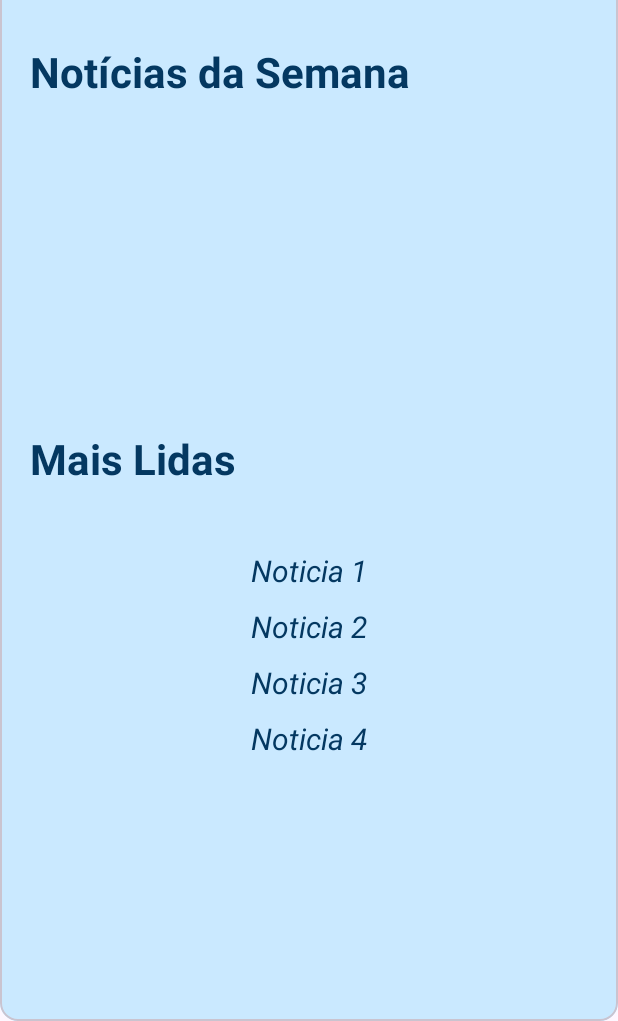
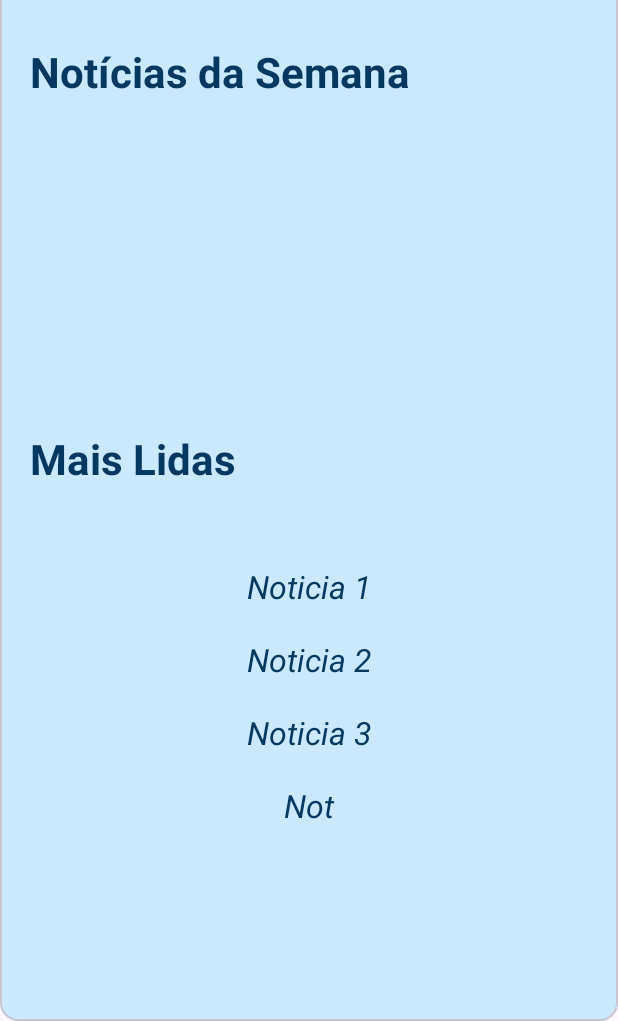
Before and after one commit to vihdobalacobaco/TccMobile, an Android app: the screen it shows after launch (TelaInicialLogada), on a phone screen of 412 x 824 dp, the part 215-1236 px from its top. Run offline under Robolectric (Android 15) with nearby library versions, the phone set to English and light mode, and no system bars; pictures from the network do not load.

Commit message:
att tela inicial logada

```diff
--- a/app/src/main/AndroidManifest.xml
+++ b/app/src/main/AndroidManifest.xml
@@ -14,6 +14,9 @@
         android:supportsRtl="true"
         android:theme="@style/Theme.TccMobile"
         tools:targetApi="31">
+        <activity
+            android:name=".TokenVerificacao"
+            android:exported="false" />
         <activity
             android:name=".ImageViewActivity"
             android:exported="false" />
--- /dev/null
+++ b/app/src/main/java/com/example/tccmobile/TokenVerificacao.java
@@ -0,0 +1,14 @@
+package com.example.tccmobile;
+
+import androidx.appcompat.app.AppCompatActivity;
+
+import android.os.Bundle;
+
+public class TokenVerificacao extends AppCompatActivity {
+
+    @Override
+    protected void onCreate(Bundle savedInstanceState) {
+        super.onCreate(savedInstanceState);
+        setContentView(R.layout.activity_token_verificacao);
+    }
+}
--- a/app/src/main/res/layout/activity_tela_inicial_logada.xml
+++ b/app/src/main/res/layout/activity_tela_inicial_logada.xml
@@ -78,20 +78,6 @@
             android:orientation="horizontal"
             android:contentDescription="@string/txtSubTitulo" />
 
-        <TextView
-            android:layout_width="wrap_content"
-            android:layout_height="wrap_content"
-            android:id="@+id/textViewLink1"
-            android:text="Noticia 1"
-            android:textColor="@color/azulescurov2"
-            app:layout_constraintTop_toBottomOf="@id/recycler"
-            app:layout_constraintStart_toStartOf="parent"
-            app:layout_constraintEnd_toEndOf="parent"
-            android:layout_marginTop="100dp"
-            android:clickable="true"
-            android:focusable="true"
-            android:textSize="@dimen/text_size_medium"
-            android:textStyle="italic" />
 
         <TextView
             android:layout_width="wrap_content"
@@ -109,21 +95,6 @@
         <TextView
             android:layout_width="wrap_content"
             android:layout_height="wrap_content"
-            android:id="@+id/textViewLink2"
-            android:text="Noticia 2"
-            android:textColor="@color/azulescurov2"
-            app:layout_constraintTop_toBottomOf="@id/textViewLink1"
-            app:layout_constraintStart_toStartOf="parent"
-            app:layout_constraintEnd_toEndOf="parent"
-            android:layout_marginTop="10dp"
-            android:clickable="true"
-            android:focusable="true"
-            android:textSize="@dimen/text_size_medium"
-            android:textStyle="italic" />
-
-        <TextView
-            android:layout_width="wrap_content"
-            android:layout_height="wrap_content"
             android:text="Mais Lidas"
             android:textColor="@color/azulescurov2"
             android:textSize="28sp"
@@ -134,6 +105,43 @@
             android:layout_marginTop="20dp"
             />
 
+
+        <TextView
+            android:layout_width="wrap_content"
+            android:layout_height="wrap_content"
+            android:id="@+id/textViewLink1"
+            android:text="Noticia 1"
+            android:textColor="@color/azulescurov2"
+            app:layout_constraintTop_toBottomOf="@id/recycler"
+            app:layout_constraintStart_toStartOf="parent"
+            app:layout_constraintEnd_toEndOf="parent"
+            android:layout_marginTop="100dp"
+            android:clickable="true"
+            android:focusable="true"
+            android:textSize="21dp"
+            android:textStyle="italic"
+            android:padding="10dp"
+            android:textAlignment="center"
+            />
+
+
+        <TextView
+            android:layout_width="wrap_content"
+            android:layout_height="wrap_content"
+            android:id="@+id/textViewLink2"
+            android:text="Noticia 2"
+            android:textColor="@color/azulescurov2"
+            app:layout_constraintTop_toBottomOf="@id/textViewLink1"
+            app:layout_constraintStart_toStartOf="parent"
+            app:layout_constraintEnd_toEndOf="parent"
+            android:clickable="true"
+            android:focusable="true"
+            android:textSize="21dp"
+            android:textStyle="italic"
+            android:padding="10dp"/>
+
+
+
         <TextView
             android:layout_width="wrap_content"
             android:layout_height="wrap_content"
@@ -143,26 +151,30 @@
             app:layout_constraintTop_toBottomOf="@id/textViewLink2"
             app:layout_constraintStart_toStartOf="parent"
             app:layout_constraintEnd_toEndOf="parent"
-            android:layout_marginTop="10dp"
             android:clickable="true"
             android:focusable="true"
-            android:textSize="@dimen/text_size_medium"
+            android:textSize="21dp"
+            android:padding="10dp"
             android:textStyle="italic" />
 
         <TextView
-            android:layout_width="wrap_content"
-            android:layout_height="wrap_content"
             android:id="@+id/textViewLink4"
-            android:text="Noticia 4"
-            android:textColor="@color/azulescurov2"
-            app:layout_constraintTop_toBottomOf="@id/textViewLink3"
-            app:layout_constraintStart_toStartOf="parent"
-            app:layout_constraintEnd_toEndOf="parent"
-            android:layout_marginTop="10dp"
+            android:layout_width="78dp"
+            android:layout_height="45dp"
             android:clickable="true"
             android:focusable="true"
-            android:textSize="@dimen/text_size_medium"
-            android:textStyle="italic" />
+            android:padding="10dp"
+            android:text="Noticia 4"
+            android:textAlignment="center"
+            android:textColor="@color/azulescurov2"
+            android:textSize="21dp"
+            android:textStyle="italic"
+            app:layout_constraintEnd_toEndOf="parent"
+            app:layout_constraintStart_toStartOf="parent"
+            app:layout_constraintTop_toBottomOf="@id/textViewLink3"
+
+            />
+
 
     </androidx.constraintlayout.widget.ConstraintLayout>
 
--- /dev/null
+++ b/app/src/main/res/layout/activity_token_verificacao.xml
@@ -0,0 +1,9 @@
+<?xml version="1.0" encoding="utf-8"?>
+<androidx.constraintlayout.widget.ConstraintLayout xmlns:android="http://schemas.android.com/apk/res/android"
+    xmlns:app="http://schemas.android.com/apk/res-auto"
+    xmlns:tools="http://schemas.android.com/tools"
+    android:layout_width="match_parent"
+    android:layout_height="match_parent"
+    tools:context=".TokenVerificacao">
+
+</androidx.constraintlayout.widget.ConstraintLayout>
```
